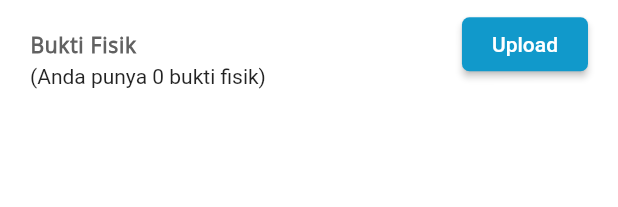
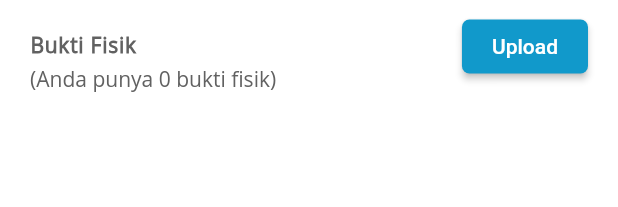
Before and after one commit to zahlulapaaja/skripsi_flutter, a Flutter app: the BuktiFisikField widget shown alone on an empty page, opened directly with empty values, on a phone screen of 412 x 824 dp. Shown: the top 207 px of the screen. Run offline on Flutter 3.47's test engine with Material 2 defaults, Android fonts, the phone set to English and light mode, and no system bars; our stand-ins replace dropdown_search, file_picker, fluttertoast, open_file, parse_server_sdk_flutter, pie_chart and 1 more; missing offline and left inert: number_inc_dec, syncfusion_flutter_xlsio; accounts and stored records are empty; project files that could hold a hidden picture were left out.

```diff
--- a/buku_saku_2/lib/screens/app/notes/components/form_field/bukti_fisik_field.dart
+++ b/buku_saku_2/lib/screens/app/notes/components/form_field/bukti_fisik_field.dart
@@ -1,4 +1,5 @@
 import 'package:buku_saku_2/configs/colors.dart';
+import 'package:buku_saku_2/configs/constants.dart';
 import 'package:buku_saku_2/screens/app/notes/components/field_label.dart';
 import 'package:file_picker/file_picker.dart';
 import 'package:flutter/material.dart';
@@ -33,7 +34,14 @@ class BuktiFisikField extends StatelessWidget {
                     children: [
                       const FieldLabel(title: 'Bukti Fisik'),
                       Text(
-                          '(Anda punya ${selectedData?.length ?? 0} bukti fisik)'),
+                        '(Anda punya ${selectedData?.length ?? 0} bukti fisik)',
+                        style: const TextStyle(
+                          fontFamily: AppConstants.fontName,
+                          color: AppColors.grey,
+                          fontSize: AppConstants.kSmallFontSize,
+                          fontWeight: FontWeight.w500,
+                        ),
+                      ),
                     ],
                   ),
                   ElevatedButton(
@@ -53,10 +61,11 @@ class BuktiFisikField extends StatelessWidget {
               ),
               GridView.builder(
                 padding: const EdgeInsets.only(top: 10),
-                gridDelegate: const SliverGridDelegateWithMaxCrossAxisExtent(
-                  maxCrossAxisExtent: 200,
+                gridDelegate: const SliverGridDelegateWithFixedCrossAxisCount(
+                  mainAxisExtent: 100,
+                  crossAxisCount: 3,
                   childAspectRatio: 3 / 2,
-                  crossAxisSpacing: 20,
+                  crossAxisSpacing: 15,
                   mainAxisSpacing: 20,
                 ),
                 itemCount: selectedData?.length ?? 0,
--- a/buku_saku_2/lib/screens/app/notes/components/form_field/butir_dropdown.dart
+++ b/buku_saku_2/lib/screens/app/notes/components/form_field/butir_dropdown.dart
@@ -56,6 +56,7 @@ class ButirDropdown extends StatelessWidget {
             mode: Mode.BOTTOM_SHEET,
             showClearButton: editMode ? false : true,
             items: dataButir,
+            // popupTitle: Text(),
             popupItemDisabled: (String s) {
               int i = 0;
               while (i < disableButir.length) {
--- a/buku_saku_2/lib/screens/app/notes/components/form_field/date_picker.dart
+++ b/buku_saku_2/lib/screens/app/notes/components/form_field/date_picker.dart
@@ -60,7 +60,7 @@ class DatePicker extends StatelessWidget {
                       context: context,
                       initialDate: DateTime.now(),
                       firstDate: DateTime(1990),
-                      lastDate: DateTime(2040),
+                      lastDate: DateTime(DateTime.now().year),
                     ).then(onAdd);
                   },
                   child: const Icon(
--- a/buku_saku_2/lib/screens/app/notes/components/form_field/kegiatan_tim.dart
+++ b/buku_saku_2/lib/screens/app/notes/components/form_field/kegiatan_tim.dart
@@ -150,6 +150,7 @@ class RadioButton extends StatelessWidget {
             ),
           ),
         ),
+        const SizedBox(height: 15),
       ],
     );
   }
--- a/buku_saku_2/pubspec.yaml
+++ b/buku_saku_2/pubspec.yaml
@@ -27,6 +27,7 @@ dependencies:
   open_file: ^3.2.1
   path_provider: ^2.0.9
   syncfusion_flutter_xlsio: ^20.1.59-beta
+  parse_server_sdk_flutter: ^3.1.2
 
   #back end
   sqflite: ^2.0.2
```
Also changed, not shown: buku_saku_2/lib/screens/app/notes/components/new_note_form.dart (+15 -2 lines), buku_saku_2/lib/screens/app/notes/note_detail_screen.dart (+18 -5 lines), buku_saku_2/pubspec.lock.
